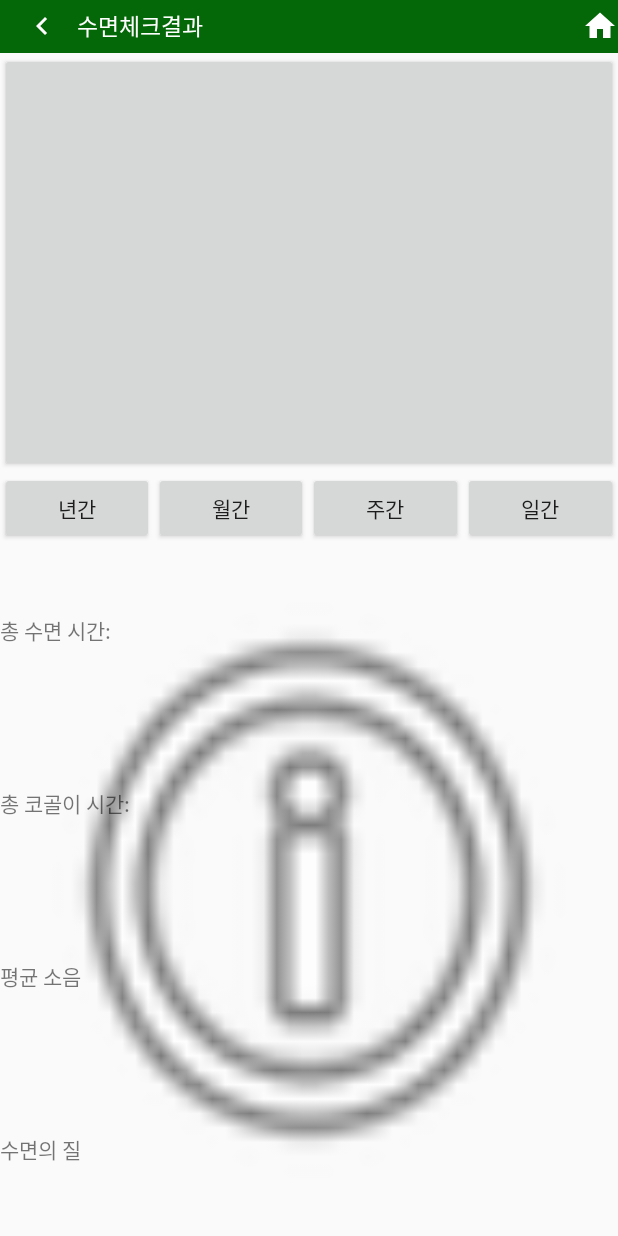
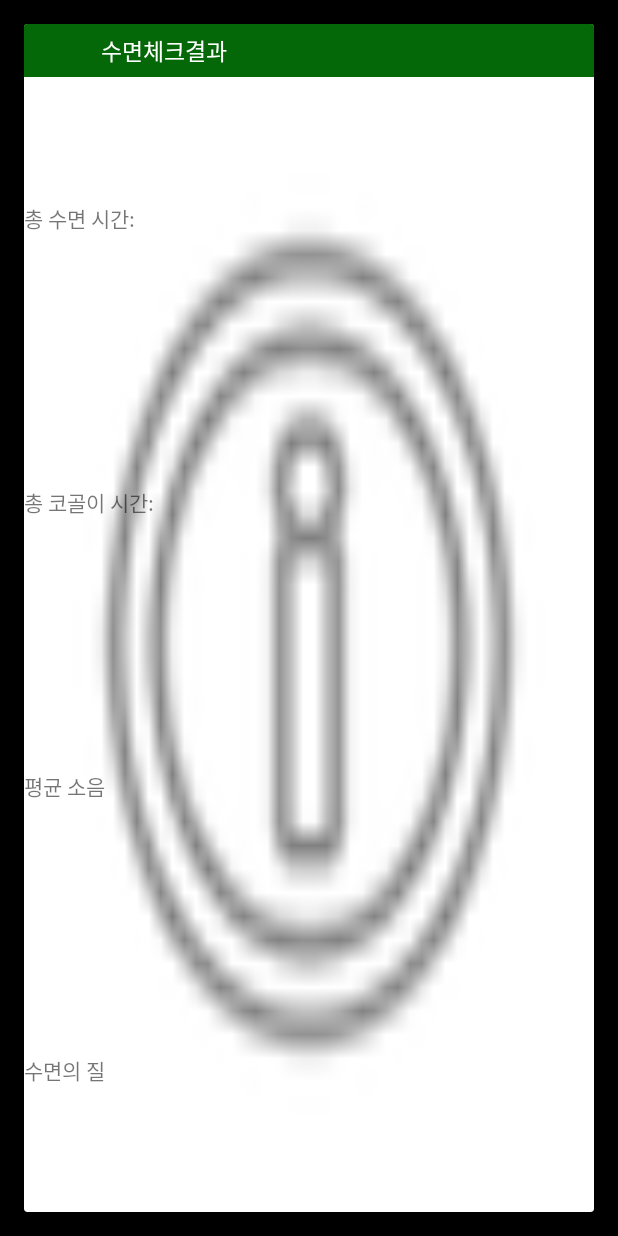
Before and after one commit to johnbaek85/calog, an Android app: the SleepCheckActivity screen opened directly, with no data from a screen before it, after a tap on "중지", on a phone screen of 412 x 824 dp. Run offline under Robolectric (Android 15) with nearby library versions, the phone set to English and light mode, and no system bars.

Commit message:
20190705 SleepActivity JiJunHyuk

```diff
--- a/app/src/main/AndroidManifest.xml
+++ b/app/src/main/AndroidManifest.xml
@@ -4,6 +4,7 @@
 
     <uses-permission android:name="android.permission.WRITE_EXTERNAL_STORAGE" />
     <uses-permission android:name="android.permission.READ_EXTERNAL_STORAGE" />
+    <uses-permission android:name="android.permission.SYSTEM_ALERT_WINDOW"/>
 
     <application
         android:allowBackup="true"
--- a/app/src/main/java/com/example/calog/Sleeping/SleepCheckActivity.java
+++ b/app/src/main/java/com/example/calog/Sleeping/SleepCheckActivity.java
@@ -1,17 +1,29 @@
 package com.example.calog.Sleeping;
 
+import androidx.appcompat.app.AlertDialog;
 import androidx.appcompat.app.AppCompatActivity;
+import androidx.fragment.app.FragmentManager;
+import androidx.fragment.app.FragmentTransaction;
 
+import android.app.Dialog;
+import android.content.DialogInterface;
 import android.content.Intent;
 import android.os.Bundle;
 import android.view.View;
+import android.widget.Button;
 import android.widget.ImageView;
+import android.widget.LinearLayout;
+import android.widget.TextView;
+import android.widget.Toolbar;
 
+import com.example.calog.Common.GraphPagerFragment;
 import com.example.calog.MainHealthActivity;
 import com.example.calog.R;
 
 public class SleepCheckActivity extends AppCompatActivity {
     ImageView btnBack, btnHome;
+    TextView monthName;
+    Button btnSleepFinish;
 
     @Override
     protected void onCreate(Bundle savedInstanceState) {
@@ -37,24 +49,8 @@ public class SleepCheckActivity extends AppCompatActivity {
     }
 
     public void mClick(View v){//수면측정중지버튼
-
-        setContentView(R.layout.activity_sleep_check_result);
-        btnBack = findViewById(R.id.btnBack);
-        btnBack.setOnClickListener(new View.OnClickListener() {
-            @Override
-            public void onClick(View v)
-            {
-                finish();
-            }
-        });
-
-        btnHome = findViewById(R.id.btnHome);
-        btnHome.setOnClickListener(new View.OnClickListener() {
-            @Override
-            public void onClick(View view) {
-                Intent intent = new Intent(SleepCheckActivity.this, MainHealthActivity.class);
-                startActivity(intent);
-            }
-        });
+        Dialog sleepDialog = new SleepCheckResultDialog(this,android.R.style.Theme_NoTitleBar_Fullscreen);
+        sleepDialog.setCancelable(true);
+        sleepDialog.show();
     }
 }
--- /dev/null
+++ b/app/src/main/java/com/example/calog/Sleeping/SleepCheckResultDialog.java
@@ -0,0 +1,42 @@
+package com.example.calog.Sleeping;
+
+import android.app.Dialog;
+import android.content.Context;
+import android.content.DialogInterface;
+import android.content.Intent;
+import android.os.Bundle;
+import android.view.LayoutInflater;
+import android.view.View;
+import android.view.WindowManager;
+import android.widget.ImageView;
+import android.widget.LinearLayout;
+import android.widget.TextView;
+import androidx.annotation.NonNull;
+import com.example.calog.R;
+
+public class SleepCheckResultDialog extends Dialog {
+    LinearLayout DialogLayout;
+    SleepCheckResultDialog sleepDialog;
+    public SleepCheckResultDialog(@NonNull Context context, int theme_NoTitleBar_Fullscreen) {
+        super(context);
+    }
+
+    @Override
+    protected void onCreate(Bundle savedInstanceState) {
+        super.onCreate(savedInstanceState);
+
+        WindowManager.LayoutParams window = new WindowManager.LayoutParams();
+        window.width = WindowManager.LayoutParams.MATCH_PARENT;
+        window.height = WindowManager.LayoutParams.MATCH_PARENT;
+        window.flags = WindowManager.LayoutParams.FLAG_DIM_BEHIND;
+
+        TextView monthName = findViewById(R.id.monthName);
+        ImageView btnBack = findViewById(R.id.btnBack);
+        ImageView btnHome = findViewById(R.id.btnHome);
+        getWindow().setAttributes(window);
+        setContentView(R.layout.activity_sleep_check_result);
+    }
+    public void mClick(View v){//수면측정중지버튼
+
+    }
+}
--- a/app/src/main/res/layout/activity_sleep_check_result.xml
+++ b/app/src/main/res/layout/activity_sleep_check_result.xml
@@ -2,10 +2,12 @@
 <LinearLayout xmlns:android="http://schemas.android.com/apk/res/android"
     xmlns:app="http://schemas.android.com/apk/res-auto"
     xmlns:tools="http://schemas.android.com/tools"
+    android:id="@+id/DialogLayout"
     android:layout_width="match_parent"
     android:layout_height="match_parent"
     android:orientation="vertical"
-    tools:context=".Sleeping.SleepCheckActivity">
+    tools:context=".Sleeping.SleepCheckActivity"
+    android:onClick="mClick">
 
     <androidx.appcompat.widget.Toolbar
         android:id="@+id/toolbar"
@@ -30,20 +32,19 @@
                 android:textColor="#FFFFFF"
                 android:textSize="15sp" />
 
-            <ImageView
-                android:id="@+id/btnBack"
-                android:layout_width="wrap_content"
-                android:layout_height="wrap_content"
-                android:src="@drawable/icon_back"
-                android:layout_alignParentLeft="true"/>
+            <!--<ImageView-->
+                <!--android:id="@+id/btnBack"-->
+                <!--android:layout_width="wrap_content"-->
+                <!--android:layout_height="wrap_content"-->
+                <!--android:src="@drawable/icon_back"-->
+                <!--android:layout_alignParentLeft="true"/>-->
 
-            <ImageView
-                android:id="@+id/btnHome"
-                android:layout_width="wrap_content"
-                android:layout_height="wrap_content"
-                android:src="@drawable/ic_home"
-                android:layout_alignParentRight="true"/>
-
+            <!--<ImageView-->
+                <!--android:id="@+id/btnHome"-->
+                <!--android:layout_width="wrap_content"-->
+                <!--android:layout_height="wrap_content"-->
+                <!--android:src="@drawable/ic_home"-->
+                <!--android:layout_alignParentRight="true"/>-->
         </RelativeLayout>
     </androidx.appcompat.widget.Toolbar>
 
@@ -51,44 +52,12 @@
         android:layout_width="match_parent"
         android:layout_height="wrap_content">
 
-        <Button
-            android:layout_width="match_parent"
-            android:layout_height="wrap_content"
-            android:padding="130sp" />
-    </LinearLayout>
-
-    <LinearLayout
-        android:layout_width="match_parent"
-        android:layout_height="wrap_content"
-        android:orientation="horizontal">
-
-        <Button
-            android:id="@+id/Year"
-            android:layout_width="0px"
-            android:layout_height="wrap_content"
-            android:layout_weight="1"
-            android:text="년간" />
-
-        <Button
-            android:id="@+id/Month"
-            android:layout_width="0px"
-            android:layout_height="wrap_content"
-            android:layout_weight="1"
-            android:text="월간" />
-
-        <Button
-            android:id="@+id/Week"
-            android:layout_width="0px"
-            android:layout_height="wrap_content"
-            android:layout_weight="1"
-            android:text="주간" />
-
-        <Button
-            android:id="@+id/Oneday"
-            android:layout_width="0px"
-            android:layout_height="wrap_content"
-            android:layout_weight="1"
-            android:text="일간" />
+        <!-- TODO 그래프 프래그먼트 -->
+        <!--<fragment-->
+            <!--android:id="@+id/barChartFrag"-->
+            <!--android:name="com.example.calog.Common.GraphPagerFragment"-->
+            <!--android:layout_width="match_parent"-->
+            <!--android:layout_height="300dp" />-->
 
     </LinearLayout>
 
```
